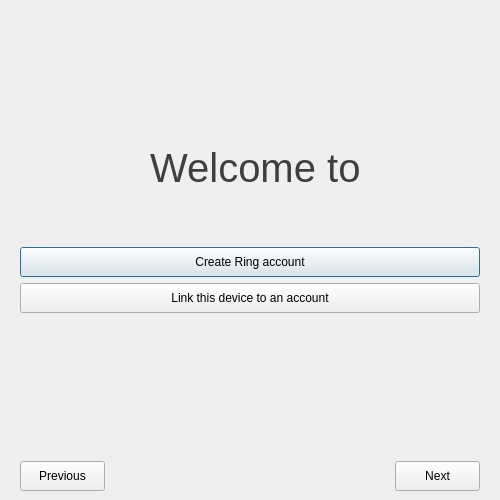
Qt form wizarddialog.ui (savoirfairelinux/jami-client-windows) before a commit.
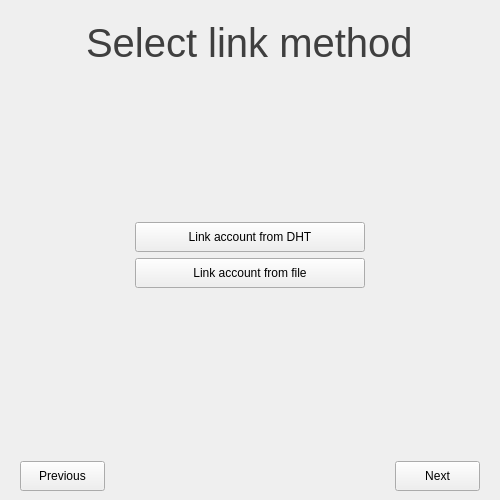
The same form after that commit. The open tabs and pages were chosen to show the change. Icons and pictures are not drawn. Custom widgets are drawn as their Qt base class.

Commit message:
enable account import
Add the possibility to import an account from a file in the wizard.
By side effect, refactoring of account creation in the win32 client.

```diff
--- a/wizarddialog.ui
+++ b/wizarddialog.ui
@@ -189,6 +189,123 @@
        </item>
       </layout>
      </widget>
+     <widget class="QWidget" name="linkMethodPage">
+      <layout class="QVBoxLayout" name="verticalLayout_7">
+       <item alignment="Qt::AlignHCenter">
+        <widget class="QLabel" name="label_3">
+         <property name="font">
+          <font>
+           <pointsize>30</pointsize>
+          </font>
+         </property>
+         <property name="styleSheet">
+          <string notr="true">color: rgb(63, 63, 63)</string>
+         </property>
+         <property name="text">
+          <string>Select link method</string>
+         </property>
+        </widget>
+       </item>
+       <item>
+        <spacer name="verticalSpacer_14">
+         <property name="orientation">
+          <enum>Qt::Vertical</enum>
+         </property>
+         <property name="sizeHint" stdset="0">
+          <size>
+           <width>20</width>
+           <height>139</height>
+          </size>
+         </property>
+        </spacer>
+       </item>
+       <item>
+        <layout class="QHBoxLayout" name="horizontalLayout" stretch="1,2,1">
+         <property name="topMargin">
+          <number>0</number>
+         </property>
+         <item>
+          <spacer name="horizontalSpacer_4">
+           <property name="orientation">
+            <enum>Qt::Horizontal</enum>
+           </property>
+           <property name="sizeHint" stdset="0">
+            <size>
+             <width>40</width>
+             <height>20</height>
+            </size>
+           </property>
+          </spacer>
+         </item>
+         <item>
+          <layout class="QVBoxLayout" name="verticalLayout_8">
+           <property name="leftMargin">
+            <number>0</number>
+           </property>
+           <item>
+            <widget class="QPushButton" name="dhtImportBtn">
+             <property name="minimumSize">
+              <size>
+               <width>0</width>
+               <height>30</height>
+              </size>
+             </property>
+             <property name="toolTip">
+              <string>Link account to device from the network</string>
+             </property>
+             <property name="text">
+              <string>Link account from DHT</string>
+             </property>
+            </widget>
+           </item>
+           <item>
+            <widget class="QPushButton" name="fileImportBtn">
+             <property name="minimumSize">
+              <size>
+               <width>0</width>
+               <height>30</height>
+              </size>
+             </property>
+             <property name="toolTip">
+              <string>Link from exported account archive file</string>
+             </property>
+             <property name="text">
+              <string>Link account from file</string>
+             </property>
+            </widget>
+           </item>
+          </layout>
+         </item>
+         <item>
+          <spacer name="horizontalSpacer_3">
+           <property name="orientation">
+            <enum>Qt::Horizontal</enum>
+           </property>
+           <property name="sizeHint" stdset="0">
+            <size>
+             <width>40</width>
+             <height>20</height>
+            </size>
+           </property>
+          </spacer>
+         </item>
+        </layout>
+       </item>
+       <item>
+        <spacer name="verticalSpacer_13">
+         <property name="orientation">
+          <enum>Qt::Vertical</enum>
+         </property>
+         <property name="sizeHint" stdset="0">
+          <size>
+           <width>20</width>
+           <height>139</height>
+          </size>
+         </property>
+        </spacer>
+       </item>
+      </layout>
+     </widget>
      <widget class="QWidget" name="explanationPage">
       <layout class="QVBoxLayout" name="verticalLayout_6">
        <item alignment="Qt::AlignHCenter">
@@ -835,6 +952,11 @@
    <header>photoboothwidget.h</header>
    <container>1</container>
   </customwidget>
+  <customwidget>
+   <class>RingButton</class>
+   <extends>QPushButton</extends>
+   <header>ringbutton.h</header>
+  </customwidget>
  </customwidgets>
  <resources>
   <include location="ressources.qrc"/>
```
Left out of the diff: 93 changed lines with no effect on the pictures. The commit also changes 10 other files.
